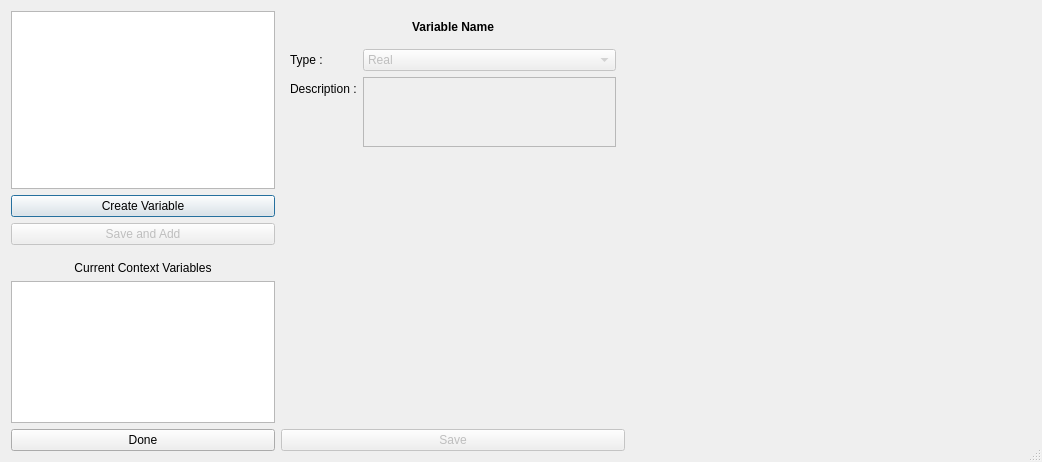
This is braviz/interaction/qt_guis/context_variables_select.ui in diego0020/braviz-app as Qt 5 draws it before an edit. The edited form follows.
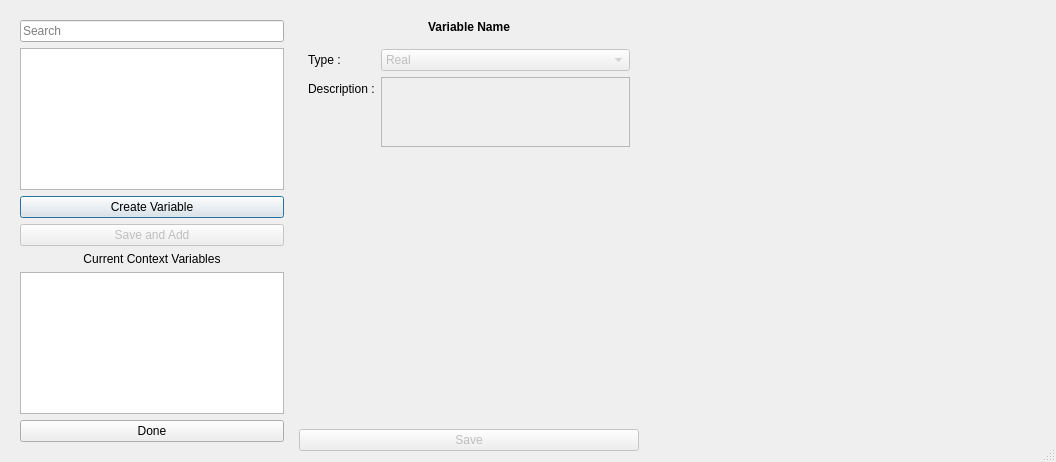
This is the edited form.

Commit message: search boxes

Patch:
```diff
--- a/braviz/interaction/qt_guis/context_variables_select.ui
+++ b/braviz/interaction/qt_guis/context_variables_select.ui
@@ -34,10 +34,14 @@
      <property name="frameShadow">
       <enum>QFrame::Raised</enum>
      </property>
-     <layout class="QVBoxLayout" name="verticalLayout_2" stretch="5,0,0,0,0,4,0">
-      <property name="margin">
-       <number>0</number>
-      </property>
+     <layout class="QVBoxLayout" name="verticalLayout_2">
+      <item>
+       <widget class="QLineEdit" name="search_box">
+        <property name="placeholderText">
+         <string>Search</string>
+        </property>
+       </widget>
+      </item>
       <item>
        <widget class="QTableView" name="tableView">
         <property name="sizePolicy">
```
Left out of the diff: 22 changed lines with no effect on the pictures. The commit also changes 8 other files.
